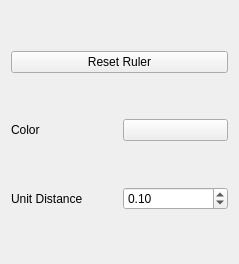
Qt form gui/RulerOptions.ui (Kitware/TeleSculptor) before a commit.
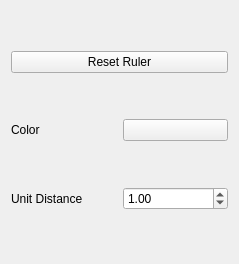
The same form after that commit. Custom widgets are drawn as their Qt base class.

Commit message: Change default ruler tick unit distance

What changed in the file:
```diff
--- a/gui/RulerOptions.ui
+++ b/gui/RulerOptions.ui
@@ -64,7 +64,7 @@
       <string>Choose unit distance between ruler major ticks</string>
      </property>
      <property name="value">
-      <double>0.10000000000000</double>
+      <double>1.000000000000000</double>
      </property>
     </widget>
    </item>
```
Left out of the diff: 3 changed lines with no effect on the pictures. The commit also changes 1 other file.
